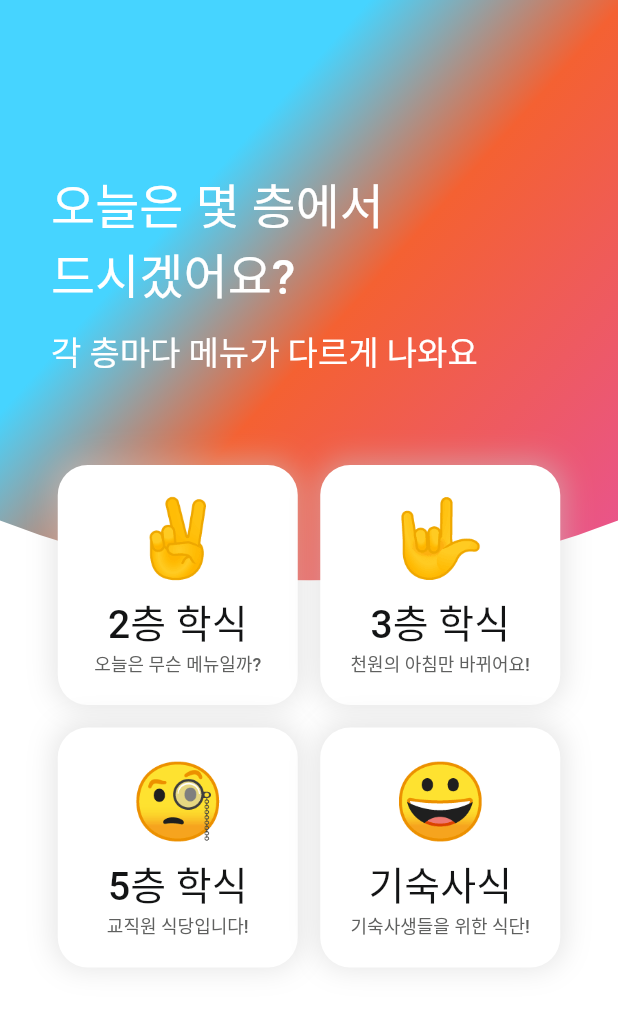
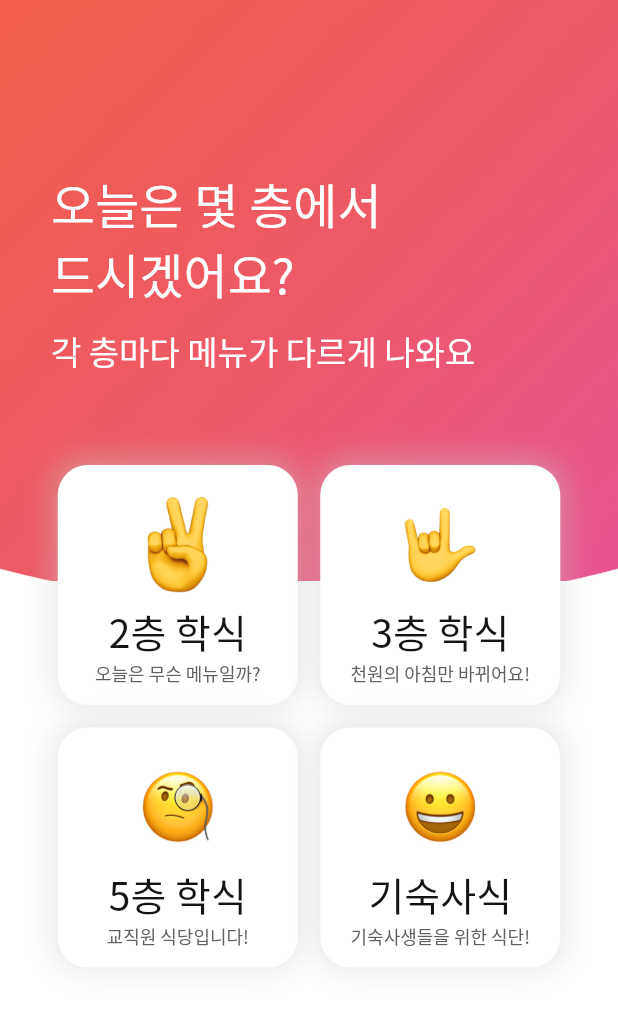
Before and after one commit to mini-wookie/KMOUIN_APP, a Flutter app: the screen it shows after launch, on a phone screen of 412 x 824 dp. Shown: the top 1009 px of the screen. Run offline on Flutter 3.47's test engine with Material 2 defaults, Android fonts, the phone set to English and light mode, and no system bars; our stand-ins replace flutter_custom_clippers; Roboto replaces fonts that are missing (AppleColorEmoji).

Commit message:
이미지 폰트 추가

```diff
--- a/kmouin_menu/lib/main.dart
+++ b/kmouin_menu/lib/main.dart
@@ -31,23 +31,12 @@ class _MyHomePageState extends State<MyHomePage> {
       backgroundColor: const Color(0xffffffff),
       body: Stack(
         children: <Widget>[
-          ClipPath(
-            clipper: OvalBottomBorderClipper(),
-            child: Container(
-              width: double.infinity,
-              height: 387,
-              decoration: BoxDecoration(
-                gradient: LinearGradient(
-                  begin: Alignment(1, 1.0066717739762931),
-                  end: Alignment(-0.3834225260416666, -0.3105676773146455),
-                  colors: [
-                    const Color(0xffe85393),
-                    const Color(0xffee5a61),
-                    const Color(0xfff46132),
-                    const Color(0xff46d4ff),
-                  ],
-                ),
-              ),
+          Container(
+            width: double.infinity,
+            height: 387,
+            child: Image.asset(
+              'images/bg_image.png',
+              fit: BoxFit.cover,
             ),
           ),
           Column(
@@ -126,13 +115,13 @@ class _MyHomePageState extends State<MyHomePage> {
                             SizedBox(
                               height: 20,
                             ),
-                            Text('✌️',
-                                style: const TextStyle(
-                                    color: const Color(0xff3487ca),
-                                    fontWeight: FontWeight.w400,
-                                    fontFamily: "AppleColorEmoji",
-                                    fontStyle: FontStyle.normal,
-                                    fontSize: 50.0)),
+                            Container(
+                              height: 66,
+                              width: 49,
+                              child: Image.asset(
+                                'images/second_imoji.png',
+                              ),
+                            ),
                             SizedBox(
                               height: 6,
                             ),
@@ -187,13 +176,13 @@ class _MyHomePageState extends State<MyHomePage> {
                             SizedBox(
                               height: 20,
                             ),
-                            Text('🤟',
-                                style: const TextStyle(
-                                    color: const Color(0xff3487ca),
-                                    fontWeight: FontWeight.w400,
-                                    fontFamily: "AppleColorEmoji",
-                                    fontStyle: FontStyle.normal,
-                                    fontSize: 50.0)),
+                            Container(
+                              height: 66,
+                              width: 49,
+                              child: Image.asset(
+                                'images/three_imoji.png',
+                              ),
+                            ),
                             SizedBox(
                               height: 6,
                             ),
@@ -253,14 +242,12 @@ class _MyHomePageState extends State<MyHomePage> {
                             SizedBox(
                               height: 20,
                             ),
-                            Text(
-                              '🧐',
-                              style: const TextStyle(
-                                  color: const Color(0xff3487ca),
-                                  fontWeight: FontWeight.w400,
-                                  fontFamily: "AppleColorEmoji",
-                                  fontStyle: FontStyle.normal,
-                                  fontSize: 50.0),
+                            Container(
+                              height: 66,
+                              width: 49,
+                              child: Image.asset(
+                                'images/five_imoji.png',
+                              ),
                             ),
                             SizedBox(
                               height: 6,
@@ -316,14 +303,12 @@ class _MyHomePageState extends State<MyHomePage> {
                             SizedBox(
                               height: 20,
                             ),
-                            Text(
-                              '😀',
-                              style: const TextStyle(
-                                  color: const Color(0xff3487ca),
-                                  fontWeight: FontWeight.w400,
-                                  fontFamily: "AppleColorEmoji",
-                                  fontStyle: FontStyle.normal,
-                                  fontSize: 50.0),
+                            Container(
+                              height: 66,
+                              width: 49,
+                              child: Image.asset(
+                                'images/dorm_imoji.png',
+                              ),
                             ),
                             SizedBox(
                               height: 6,
```
Also changed, not shown: kmouin_menu/pubspec.yaml (+12 -9 lines), kmouin_menu/images/bg_image.png (added), kmouin_menu/images/dorm_imoji.png (added), kmouin_menu/images/five_imoji.png (added), kmouin_menu/images/second_imoji.png (added), kmouin_menu/images/three_imoji.png (added), 7 other files.
